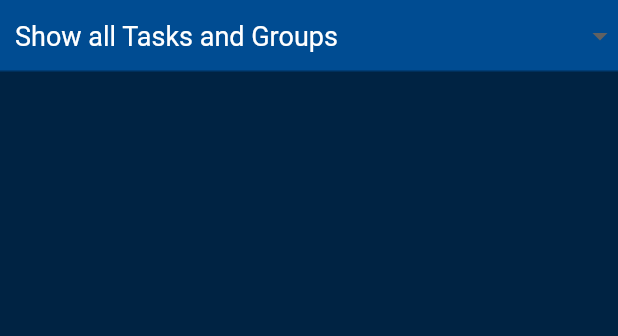
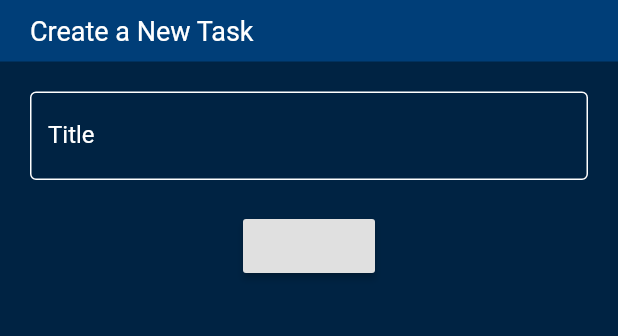
Before and after one commit to originalmattrandall/TaskManager, a Flutter app: the screen it shows after launch, on a phone screen of 412 x 824 dp, the part 84-420 px from its top. Run offline on Flutter 3.47's test engine with Material 2 defaults, Android fonts, the phone set to English and light mode, and no system bars; our stand-ins replace rxdart, sqflite; accounts and stored records are empty.

Commit message:
backend changes to create a task and the UI to go along with it

```diff
--- a/task_manager/lib/data/bloc/task_bloc.dart
+++ b/task_manager/lib/data/bloc/task_bloc.dart
@@ -14,6 +14,11 @@ class TaskBloc{
     _taskFetcher.sink.add(taskModel);
   }
 
+  insertSingleTask(TaskModel task) async {
+    await _repository.insertSingleTask(task);
+    fetchAllTasks();
+  }
+
   deleteSingleTask(int id) async {
     await _repository.deleteSingleTask(id);
     fetchAllTasks();
--- a/task_manager/lib/data/repository.dart
+++ b/task_manager/lib/data/repository.dart
@@ -2,9 +2,23 @@ import 'package:task_manager/data/models/task.dart';
 import 'package:task_manager/data/resources/databasehelpers/task_db_helper.dart';
 
 class Repository{
+
+  // Task
   final taskdbHelper = new TaskDBHelper();
 
   Future<List<TaskModel>> getAllTasks() => taskdbHelper.queryAllRows();
 
   Future<int> deleteSingleTask(int id) => taskdbHelper.delete(id);
+
+  Future<TaskModel> insertSingleTask(TaskModel task) => taskdbHelper.insert(task);
+
+  // Group
+
+  // Priorities
+
+  // Task checklist
+
+  // Reminder
+
+  // Application Settings
 }
--- a/task_manager/lib/data/resources/databasehelpers/task_db_helper.dart
+++ b/task_manager/lib/data/resources/databasehelpers/task_db_helper.dart
@@ -20,7 +20,7 @@ class TaskDBHelper{
     static final isArchived = "is_archived";
 
     // Inserts a row and returns the inserted rows id.
-    static Future<void> insert(TaskModel task) async{
+    Future<void> insert(TaskModel task) async{
       Database db = await DBHelper.instance.database;
       await db.insert(
         tableName,
@@ -41,7 +41,7 @@ class TaskDBHelper{
           listId: maps[i][listId],
           priorityId: maps[i][priorityId],
           name: maps[i][name],
-          description: maps[i][description] ?? "",
+          description: maps[i][description],
           hasList: maps[i][hasList],
           hasReminder: maps[i][hasReminder],
           isComplete: maps[i][isComplete],
--- a/task_manager/lib/main.dart
+++ b/task_manager/lib/main.dart
@@ -1,4 +1,5 @@
 import 'package:flutter/material.dart';
+import 'package:task_manager/ui/screens/createtask/create_task.dart';
 import 'package:task_manager/ui/screens/home/home_list.dart';
 
 void main() => runApp(MyApp());
@@ -23,7 +24,7 @@ class MyApp extends StatelessWidget {
 
     return MaterialApp(
       title: 'Task Manager',
-      home: HomeList(),
+      home: CreateTask(),
       theme: ThemeData(
         primaryColor: Color.fromRGBO(0, 35, 67, 1),
         accentColor: Color.fromRGBO(0, 62, 120, 1),
--- /dev/null
+++ b/task_manager/lib/ui/screens/createtask/create_task.dart
@@ -0,0 +1,61 @@
+import 'package:flutter/material.dart';
+import 'package:task_manager/ui/widgets/general/search_bar.dart';
+import 'package:task_manager/ui/widgets/general/mainmenu/menu_drawer.dart';
+import 'package:task_manager/ui/widgets/task/task_input_field.dart';
+
+class CreateTask extends StatefulWidget {
+  CreateTask({Key key}) : super(key: key);
+
+  _CreateTaskState createState() => _CreateTaskState();
+}
+
+class _CreateTaskState extends State<CreateTask> {
+  @override
+  Widget build(BuildContext context) {
+
+    final _text = TextEditingController();
+
+    return SafeArea(
+      child: Scaffold(
+        appBar: AppBar(
+          title: SearchBar(),
+          elevation: 0.0,
+        ),
+        drawer: MenuDrawer(),
+        body: Scaffold(
+          backgroundColor: Theme.of(context).primaryColor,
+          body: Column(
+            children: [
+              Container(
+                width: double.infinity,
+                color: Theme.of(context).accentColor,
+                child: Padding(
+                  padding: EdgeInsets.fromLTRB(20, 10, 0, 10),
+                  child: Text(
+                    "Create a New Task",
+                    style: TextStyle(color: Colors.white, fontSize: 18)
+                  ),
+                )
+              ),
+              Padding(
+                padding: EdgeInsets.fromLTRB(20, 20, 20, 20),
+                child: TaskInputField(
+                  controller: _text
+                ),
+              ),
+              RaisedButton( // Will become the submit button
+                onPressed: (){
+                  setState(() {
+                    // Make call to add task to DB here
+                    // Then return to home_list
+                    _text.text.isEmpty ? print("empty") : print(_text.value);
+                  });
+                },
+              ),
+            ],
+          ),
+        ),
+      ),
+    );
+  }
+}
--- /dev/null
+++ b/task_manager/lib/ui/widgets/task/task_input_field.dart
@@ -0,0 +1,35 @@
+import 'package:flutter/material.dart';
+
+class TaskInputField extends StatefulWidget {
+
+  final TextEditingController controller;
+
+  TaskInputField({Key key, this.controller}) : super(key: key);
+
+  _TaskInputFieldState createState() => _TaskInputFieldState();
+}
+
+class _TaskInputFieldState extends State<TaskInputField> {
+  @override
+  Widget build(BuildContext context) {
+    OutlineInputBorder inputBorder = const OutlineInputBorder(
+      borderSide: BorderSide(color: Colors.white)
+    );
+
+    return TextField(
+      style: TextStyle(
+        color: Colors.white,
+        decoration: TextDecoration.none
+      ),
+      controller: widget.controller,
+      decoration: InputDecoration(
+        labelStyle: TextStyle(color: Colors.white),
+        hintStyle: TextStyle(color: Colors.white24),
+        labelText: "Title",
+        hintText: "Title of the Task",
+        enabledBorder: inputBorder,
+        focusedBorder: inputBorder
+      ),
+    );
+  }
+}
--- a/task_manager/lib/ui/widgets/task/task_list.dart
+++ b/task_manager/lib/ui/widgets/task/task_list.dart
@@ -27,10 +27,11 @@ class TaskList extends StatelessWidget{
         scrollDirection: Axis.vertical,
         itemCount: snapshot.data.length,
         itemBuilder: (BuildContext context, int index) {
-          return TaskCard(
+          return TaskCard( // This will need to be converted into a widget that returns TaskCards based on filter selected
+            // ?? returns defaults when the values are null coming from the DB
             id: snapshot.data[index].id,
-            title: snapshot.data[index].name,
-            description: snapshot.data[index].description,
+            title: snapshot.data[index].name ?? "",
+            description: snapshot.data[index].description ?? "",
           );
         },
       ),
```
